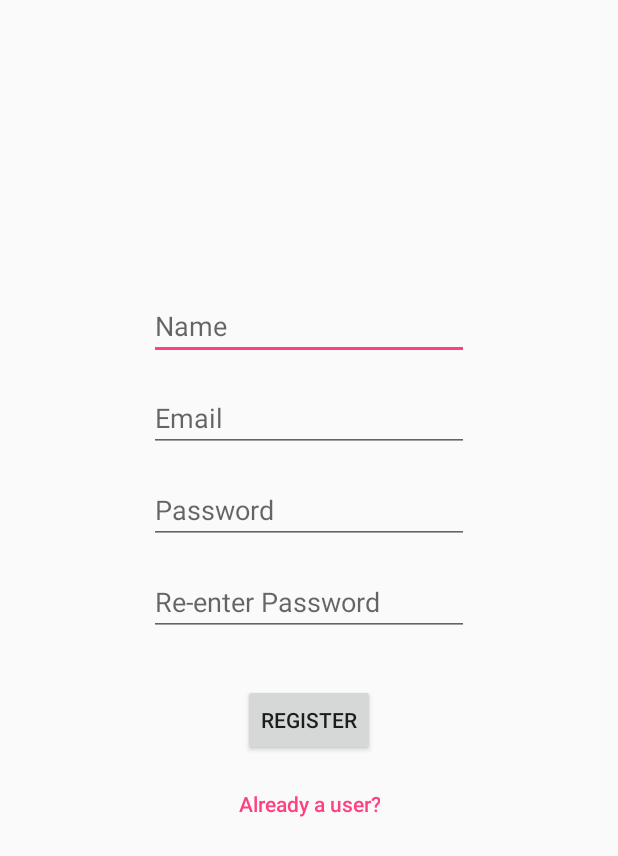
After one commit to owaistnt/scenedemo, an Android app: the layout layout_register.xml on its own in the app's theme, with its tools: preview values and no code run, on a phone screen of 412 x 824 dp. The commit adds this screen. Shown: the top 856 px of the screen. Run offline under Robolectric (Android 15) with nearby library versions, the phone set to English and light mode, and no system bars.

Commit message:
Intermediate Commit: Added Layouts but not named any.

```diff
--- a/app/build.gradle
+++ b/app/build.gradle
@@ -9,6 +9,8 @@ android {
         versionCode 1
         versionName "1.0"
         testInstrumentationRunner "android.support.test.runner.AndroidJUnitRunner"
+        vectorDrawables.useSupportLibrary = true
+
     }
     buildTypes {
         release {
--- a/app/src/main/AndroidManifest.xml
+++ b/app/src/main/AndroidManifest.xml
@@ -10,7 +10,8 @@
         android:roundIcon="@mipmap/ic_launcher_round"
         android:supportsRtl="true"
         android:theme="@style/AppTheme">
-        <activity android:name=".main_page.MainActivity">
+        <activity android:name=".main_page.MainActivity"
+            android:theme="@style/AppTheme.NoActionBar">
             <intent-filter>
                 <action android:name="android.intent.action.MAIN" />
 
--- /dev/null
+++ b/app/src/main/res/layout/layout_register.xml
@@ -0,0 +1,79 @@
+<?xml version="1.0" encoding="utf-8"?>
+<android.support.constraint.ConstraintLayout xmlns:android="http://schemas.android.com/apk/res/android"
+    xmlns:app="http://schemas.android.com/apk/res-auto"
+    android:layout_width="match_parent"
+    android:layout_height="match_parent">
+
+    <EditText
+        android:id="@+id/editText3"
+        android:layout_width="wrap_content"
+        android:layout_height="wrap_content"
+        android:ems="10"
+        android:hint="Name"
+        android:inputType="textPersonName"
+        app:layout_constraintBottom_toBottomOf="parent"
+        app:layout_constraintLeft_toLeftOf="parent"
+        app:layout_constraintRight_toRightOf="parent"
+        app:layout_constraintTop_toTopOf="parent"
+        app:layout_constraintVertical_bias="0.25" />
+
+    <EditText
+        android:id="@+id/editText4"
+        android:layout_width="wrap_content"
+        android:layout_height="wrap_content"
+        android:layout_marginTop="16dp"
+        android:ems="10"
+        android:hint="@string/email"
+        android:inputType="textEmailAddress"
+        app:layout_constraintLeft_toLeftOf="parent"
+        app:layout_constraintRight_toRightOf="parent"
+        app:layout_constraintTop_toBottomOf="@+id/editText3" />
+
+    <EditText
+        android:id="@+id/editText5"
+        android:layout_width="wrap_content"
+        android:layout_height="wrap_content"
+        android:layout_marginTop="16dp"
+        android:ems="10"
+        android:hint="@string/password"
+        android:inputType="textPassword"
+        app:layout_constraintLeft_toLeftOf="parent"
+        app:layout_constraintRight_toRightOf="parent"
+        app:layout_constraintTop_toBottomOf="@+id/editText4" />
+
+    <EditText
+        android:id="@+id/editText6"
+        android:layout_width="wrap_content"
+        android:layout_height="wrap_content"
+        android:layout_marginTop="16dp"
+        android:ems="10"
+        android:hint="@string/re_enter_password"
+        android:inputType="textPassword"
+        app:layout_constraintLeft_toLeftOf="parent"
+        app:layout_constraintRight_toRightOf="parent"
+        app:layout_constraintTop_toBottomOf="@+id/editText5" />
+
+    <Button
+        android:id="@+id/button3"
+        android:layout_width="wrap_content"
+        android:layout_height="wrap_content"
+        android:layout_marginTop="32dp"
+        android:text="Register"
+        app:layout_constraintLeft_toLeftOf="parent"
+        app:layout_constraintRight_toRightOf="parent"
+        app:layout_constraintTop_toBottomOf="@+id/editText6" />
+
+    <Button
+        android:id="@+id/button5"
+        android:layout_width="wrap_content"
+        android:layout_height="wrap_content"
+        android:layout_marginTop="8dp"
+        android:text="@string/already_a_user"
+        style="@style/Widget.AppCompat.Button.Borderless.Colored"
+        android:textSize="14sp"
+        android:textAllCaps="false"
+        app:layout_constraintLeft_toLeftOf="parent"
+        app:layout_constraintRight_toRightOf="parent"
+        app:layout_constraintTop_toBottomOf="@+id/button3" />
+
+</android.support.constraint.ConstraintLayout>
--- a/app/src/main/res/values/colors.xml
+++ b/app/src/main/res/values/colors.xml
@@ -3,4 +3,9 @@
     <color name="colorPrimary">#3F51B5</color>
     <color name="colorPrimaryDark">#303F9F</color>
     <color name="colorAccent">#FF4081</color>
+
+
+    <color name="tertiaryGreyColor">#95959D</color>
+    <color name="secondaryGreyColor">#72727D</color>
+    <color name="primaryGreyColor">#51505D</color>
 </resources>
--- a/app/src/main/res/values/strings.xml
+++ b/app/src/main/res/values/strings.xml
@@ -1,3 +1,8 @@
 <resources>
     <string name="app_name">SceneDemo</string>
+    <string name="login">Login</string>
+    <string name="password">Password</string>
+    <string name="email">Email</string>
+    <string name="re_enter_password">Re-enter Password</string>
+    <string name="already_a_user">Already a user?</string>
 </resources>
```
Also changed, not shown: app/src/main/res/drawable/input_background.xml (added, +11 -0 lines), app/src/main/res/layout/layout_sign_in.xml (added, +63 -0 lines), app/src/main/res/layout/layout_splash.xml (added, +34 -0 lines), app/src/main/res/values/styles.xml (+64 -0 lines), app/src/main/java/com/loneos/scenedemo/main_page/MainActivity.java (line endings or trailing spaces).
